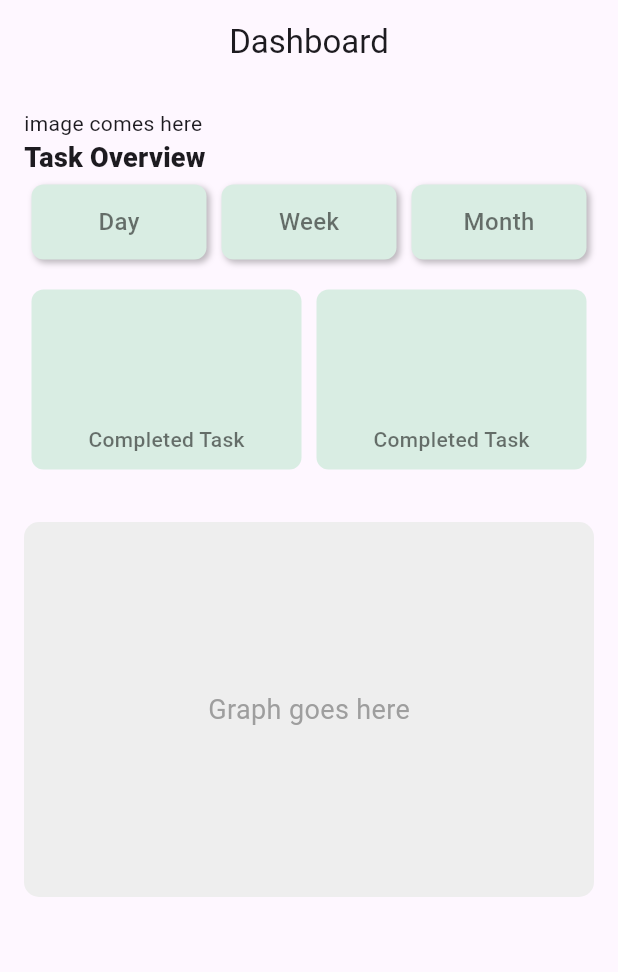
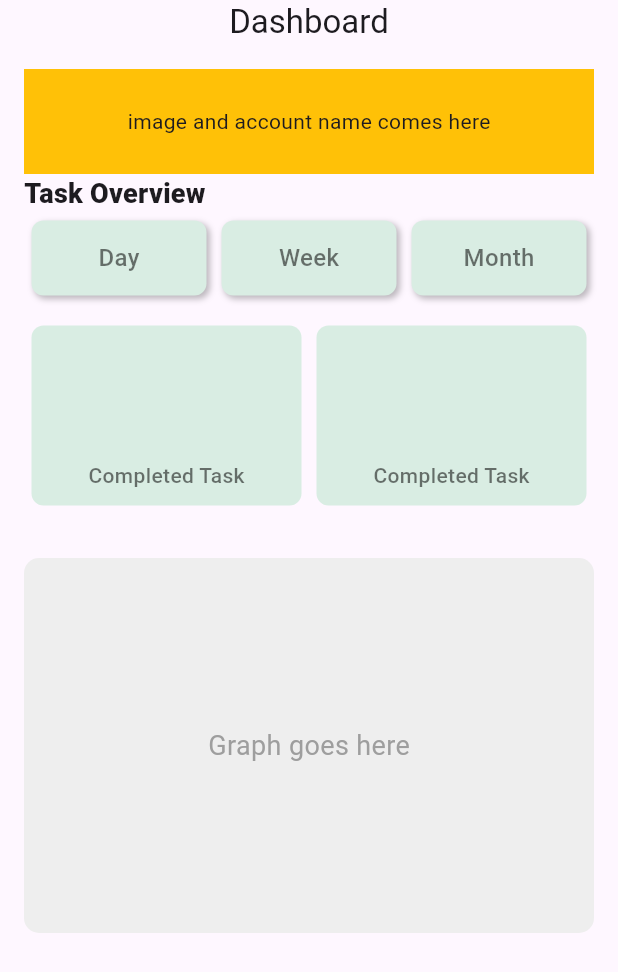
Before and after one commit to byteArrow18/App_Dev_001, a Flutter app: the screen it shows after launch, on a phone screen of 412 x 824 dp. Shown: the top 972 px of the screen. Run offline on Flutter 3.47's test engine with Material 3 defaults, Android fonts, the phone set to English and light mode, and no system bars.

Commit message:
added login credential area

```diff
--- a/lib/main.dart
+++ b/lib/main.dart
@@ -26,7 +26,7 @@ class HomePage extends StatelessWidget {
         title: Text("Dashboard"),
         centerTitle: true,
         // backgroundColor: Colors.amber,
-        // toolbarHeight: 100,
+        toolbarHeight: 30,
       ),
       body: Padding(
         padding: const EdgeInsets.all(16.0),
@@ -35,8 +35,13 @@ class HomePage extends StatelessWidget {
           children: [
             Row(
               children: [
-                Container(
-                  child: Text("image comes here"),
+                Expanded(
+                  child: Container(
+                    child: Text("image and account name comes here"),
+                    color: Colors.amber,
+                    height: 70,
+                    alignment: Alignment(0, 0),
+                  ),
                 )
               ],
             ),
```
